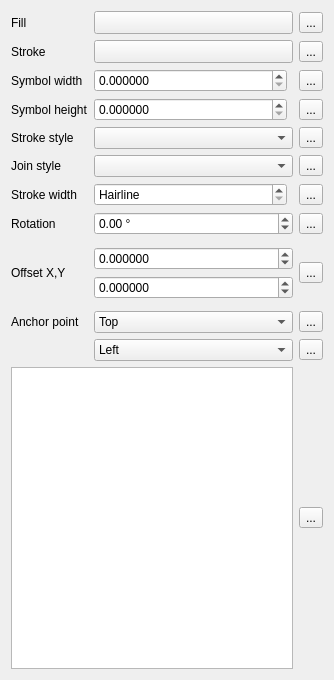
First picture: the form in src/ui/symbollayer/widget_ellipse.ui, repository qgis/QGIS, before the edit.
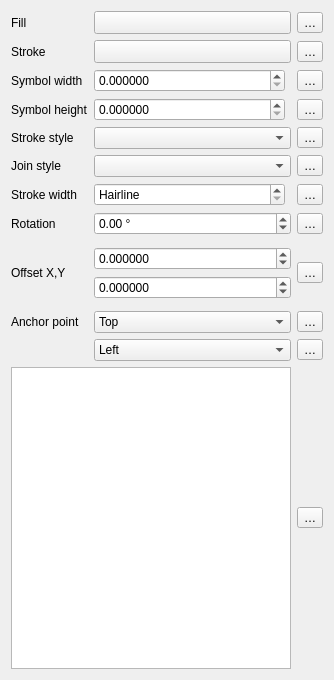
Second picture: the form after the edit. Custom widgets are drawn as their Qt base class.

Diff of the .ui file:
```diff
--- a/src/ui/symbollayer/widget_ellipse.ui
+++ b/src/ui/symbollayer/widget_ellipse.ui
@@ -502,84 +502,84 @@
    <item row="0" column="2">
     <widget class="QgsPropertyOverrideButton" name="mFillColorDDBtn">
      <property name="text">
-      <string>...</string>
+      <string>…</string>
      </property>
     </widget>
    </item>
    <item row="1" column="2">
     <widget class="QgsPropertyOverrideButton" name="mStrokeColorDDBtn">
      <property name="text">
-      <string>...</string>
+      <string>…</string>
      </property>
     </widget>
    </item>
    <item row="2" column="2">
     <widget class="QgsPropertyOverrideButton" name="mSymbolWidthDDBtn">
      <property name="text">
-      <string>...</string>
+      <string>…</string>
      </property>
     </widget>
    </item>
    <item row="3" column="2">
     <widget class="QgsPropertyOverrideButton" name="mSymbolHeightDDBtn">
      <property name="text">
-      <string>...</string>
+      <string>…</string>
      </property>
     </widget>
    </item>
    <item row="4" column="2">
     <widget class="QgsPropertyOverrideButton" name="mStrokeStyleDDBtn">
      <property name="text">
-      <string>...</string>
+      <string>…</string>
      </property>
     </widget>
    </item>
    <item row="5" column="2">
     <widget class="QgsPropertyOverrideButton" name="mJoinStyleDDBtn">
      <property name="text">
-      <string>...</string>
+      <string>…</string>
      </property>
     </widget>
    </item>
    <item row="6" column="2">
     <widget class="QgsPropertyOverrideButton" name="mStrokeWidthDDBtn">
      <property name="text">
-      <string>...</string>
+      <string>…</string>
      </property>
     </widget>
    </item>
    <item row="7" column="2">
     <widget class="QgsPropertyOverrideButton" name="mRotationDDBtn">
      <property name="text">
-      <string>...</string>
+      <string>…</string>
      </property>
     </widget>
    </item>
    <item row="8" column="2">
     <widget class="QgsPropertyOverrideButton" name="mOffsetDDBtn">
      <property name="text">
-      <string>...</string>
+      <string>…</string>
      </property>
     </widget>
    </item>
    <item row="9" column="2">
     <widget class="QgsPropertyOverrideButton" name="mVerticalAnchorDDBtn">
      <property name="text">
-      <string>...</string>
+      <string>…</string>
      </property>
     </widget>
    </item>
    <item row="10" column="2">
     <widget class="QgsPropertyOverrideButton" name="mHorizontalAnchorDDBtn">
      <property name="text">
-      <string>...</string>
+      <string>…</string>
      </property>
     </widget>
    </item>
    <item row="11" column="2">
     <widget class="QgsPropertyOverrideButton" name="mShapeDDBtn">
      <property name="text">
-      <string>...</string>
+      <string>…</string>
      </property>
     </widget>
    </item>
```
